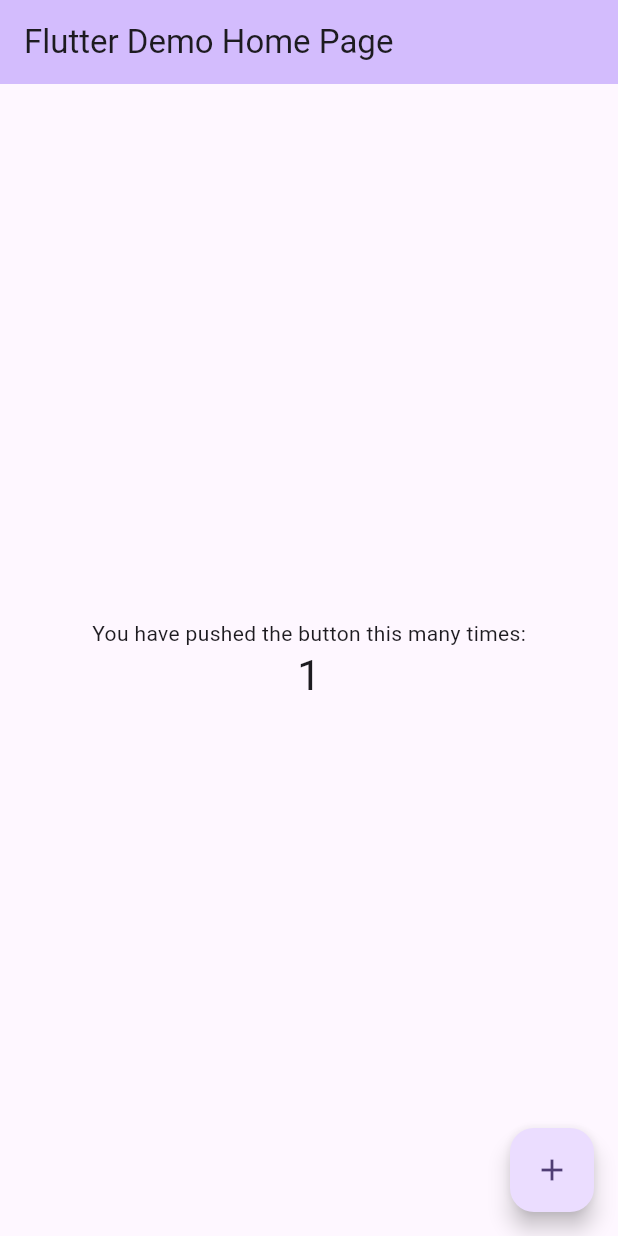
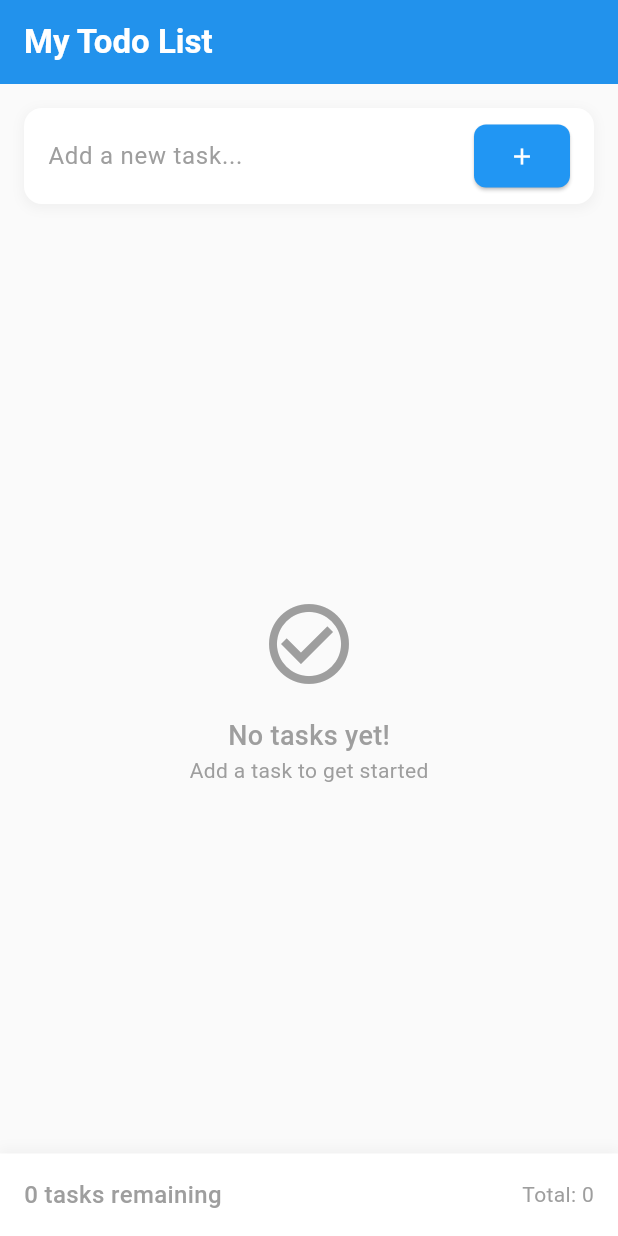
Before and after one commit to ai77a2z/flutter-todo-app, a Flutter app: the screen it shows after launch, after a tap on the "add" icon, on a phone screen of 412 x 824 dp. Run offline on Flutter 3.47's test engine with Material 3 defaults, Android fonts, the phone set to English and light mode, and no system bars; our stand-ins replace shared_preferences.

Commit message:
Complete todo app implementation with persistence
- Implement full todo app UI based on design
- Add Task model with JSON serialization
- Complete CRUD functionality (add, toggle, delete)
- Add SharedPreferences for data persistence
- Modern Material Design 3 UI with shadows and animations
- Task counter and completion status
- Beautiful empty state when no tasks

```diff
--- a/lib/main.dart
+++ b/lib/main.dart
@@ -1,122 +1,297 @@
 import 'package:flutter/material.dart';
+import 'package:shared_preferences/shared_preferences.dart';
+import 'dart:convert';
 
 void main() {
-  runApp(const MyApp());
+  runApp(const TodoApp());
 }
 
-class MyApp extends StatelessWidget {
-  const MyApp({super.key});
+class TodoApp extends StatelessWidget {
+  const TodoApp({super.key});
 
-  // This widget is the root of your application.
   @override
   Widget build(BuildContext context) {
     return MaterialApp(
-      title: 'Flutter Demo',
+      title: 'My Todo App',
       theme: ThemeData(
-        // This is the theme of your application.
-        //
-        // TRY THIS: Try running your application with "flutter run". You'll see
-        // the application has a purple toolbar. Then, without quitting the app,
-        // try changing the seedColor in the colorScheme below to Colors.green
-        // and then invoke "hot reload" (save your changes or press the "hot
-        // reload" button in a Flutter-supported IDE, or press "r" if you used
-        // the command line to start the app).
-        //
-        // Notice that the counter didn't reset back to zero; the application
-        // state is not lost during the reload. To reset the state, use hot
-        // restart instead.
-        //
-        // This works for code too, not just values: Most code changes can be
-        // tested with just a hot reload.
-        colorScheme: ColorScheme.fromSeed(seedColor: Colors.deepPurple),
+        colorScheme: ColorScheme.fromSeed(seedColor: Colors.blue),
+        useMaterial3: true,
       ),
-      home: const MyHomePage(title: 'Flutter Demo Home Page'),
+      home: const TodoHomePage(),
     );
   }
 }
 
-class MyHomePage extends StatefulWidget {
-  const MyHomePage({super.key, required this.title});
+// Task model
+class Task {
+  String title;
+  bool isCompleted;
 
-  // This widget is the home page of your application. It is stateful, meaning
-  // that it has a State object (defined below) that contains fields that affect
-  // how it looks.
+  Task({required this.title, this.isCompleted = false});
 
-  // This class is the configuration for the state. It holds the values (in this
-  // case the title) provided by the parent (in this case the App widget) and
-  // used by the build method of the State. Fields in a Widget subclass are
-  // always marked "final".
+  // Convert Task to JSON
+  Map<String, dynamic> toJson() {
+    return {
+      'title': title,
+      'isCompleted': isCompleted,
+    };
+  }
 
-  final String title;
+  // Create Task from JSON
+  factory Task.fromJson(Map<String, dynamic> json) {
+    return Task(
+      title: json['title'],
+      isCompleted: json['isCompleted'],
+    );
+  }
+}
+
+class TodoHomePage extends StatefulWidget {
+  const TodoHomePage({super.key});
 
   @override
-  State<MyHomePage> createState() => _MyHomePageState();
+  State<TodoHomePage> createState() => _TodoHomePageState();
 }
 
-class _MyHomePageState extends State<MyHomePage> {
-  int _counter = 0;
+class _TodoHomePageState extends State<TodoHomePage> {
+  final TextEditingController _taskController = TextEditingController();
+  final List<Task> _tasks = [];
 
-  void _incrementCounter() {
+  @override
+  void initState() {
+    super.initState();
+    _loadTasks();
+  }
+
+  // Load tasks from SharedPreferences
+  Future<void> _loadTasks() async {
+    final prefs = await SharedPreferences.getInstance();
+    final tasksJson = prefs.getString('tasks');
+    if (tasksJson != null) {
+      final List<dynamic> tasksList = json.decode(tasksJson);
       setState(() {
-      // This call to setState tells the Flutter framework that something has
-      // changed in this State, which causes it to rerun the build method below
-      // so that the display can reflect the updated values. If we changed
-      // _counter without calling setState(), then the build method would not be
-      // called again, and so nothing would appear to happen.
-      _counter++;
+        _tasks.clear();
+        _tasks.addAll(tasksList.map((json) => Task.fromJson(json)).toList());
       });
     }
+  }
+
+  // Save tasks to SharedPreferences
+  Future<void> _saveTasks() async {
+    final prefs = await SharedPreferences.getInstance();
+    final tasksJson = json.encode(_tasks.map((task) => task.toJson()).toList());
+    await prefs.setString('tasks', tasksJson);
+  }
+
+  void _addTask() {
+    if (_taskController.text.trim().isNotEmpty) {
+      setState(() {
+        _tasks.add(Task(title: _taskController.text.trim()));
+        _taskController.clear();
+      });
+      _saveTasks();
+    }
+  }
+
+  void _toggleTask(int index) {
+    setState(() {
+      _tasks[index].isCompleted = !_tasks[index].isCompleted;
+    });
+    _saveTasks();
+  }
+
+  void _deleteTask(int index) {
+    setState(() {
+      _tasks.removeAt(index);
+    });
+    _saveTasks();
+  }
+
+  int get _remainingTasks => _tasks.where((task) => !task.isCompleted).length;
 
   @override
   Widget build(BuildContext context) {
-    // This method is rerun every time setState is called, for instance as done
-    // by the _incrementCounter method above.
-    //
-    // The Flutter framework has been optimized to make rerunning build methods
-    // fast, so that you can just rebuild anything that needs updating rather
-    // than having to individually change instances of widgets.
     return Scaffold(
+      backgroundColor: Colors.grey[50],
       appBar: AppBar(
-        // TRY THIS: Try changing the color here to a specific color (to
-        // Colors.amber, perhaps?) and trigger a hot reload to see the AppBar
-        // change color while the other colors stay the same.
-        backgroundColor: Theme.of(context).colorScheme.inversePrimary,
-        // Here we take the value from the MyHomePage object that was created by
-        // the App.build method, and use it to set our appbar title.
-        title: Text(widget.title),
+        title: const Text(
+          'My Todo List',
+          style: TextStyle(fontWeight: FontWeight.bold),
         ),
-      body: Center(
-        // Center is a layout widget. It takes a single child and positions it
-        // in the middle of the parent.
-        child: Column(
-          // Column is also a layout widget. It takes a list of children and
-          // arranges them vertically. By default, it sizes itself to fit its
-          // children horizontally, and tries to be as tall as its parent.
-          //
-          // Column has various properties to control how it sizes itself and
-          // how it positions its children. Here we use mainAxisAlignment to
-          // center the children vertically; the main axis here is the vertical
-          // axis because Columns are vertical (the cross axis would be
-          // horizontal).
-          //
-          // TRY THIS: Invoke "debug painting" (choose the "Toggle Debug Paint"
-          // action in the IDE, or press "p" in the console), to see the
-          // wireframe for each widget.
-          mainAxisAlignment: MainAxisAlignment.center,
-          children: <Widget>[
-            const Text('You have pushed the button this many times:'),
-            Text(
-              '$_counter',
-              style: Theme.of(context).textTheme.headlineMedium,
+        backgroundColor: Colors.blue,
+        foregroundColor: Colors.white,
+        elevation: 2,
+      ),
+      body: Column(
+        children: [
+          // Input Section
+          Container(
+            margin: const EdgeInsets.all(16),
+            padding: const EdgeInsets.symmetric(horizontal: 16, vertical: 8),
+            decoration: BoxDecoration(
+              color: Colors.white,
+              borderRadius: BorderRadius.circular(12),
+              boxShadow: [
+                BoxShadow(
+                  color: Colors.grey.withOpacity(0.1),
+                  spreadRadius: 1,
+                  blurRadius: 6,
+                  offset: const Offset(0, 2),
+                ),
+              ],
+            ),
+            child: Row(
+              children: [
+                Expanded(
+                  child: TextField(
+                    controller: _taskController,
+                    decoration: const InputDecoration(
+                      hintText: 'Add a new task...',
+                      border: InputBorder.none,
+                      hintStyle: TextStyle(color: Colors.grey),
+                    ),
+                    onSubmitted: (_) => _addTask(),
+                  ),
+                ),
+                const SizedBox(width: 8),
+                ElevatedButton(
+                  onPressed: _addTask,
+                  style: ElevatedButton.styleFrom(
+                    backgroundColor: Colors.blue,
+                    foregroundColor: Colors.white,
+                    shape: RoundedRectangleBorder(
+                      borderRadius: BorderRadius.circular(8),
+                    ),
+                    padding: const EdgeInsets.symmetric(horizontal: 20, vertical: 12),
+                  ),
+                  child: const Icon(Icons.add),
                 ),
               ],
             ),
           ),
-      floatingActionButton: FloatingActionButton(
-        onPressed: _incrementCounter,
-        tooltip: 'Increment',
-        child: const Icon(Icons.add),
-      ), // This trailing comma makes auto-formatting nicer for build methods.
+
+          // Task List Section
+          Expanded(
+            child: _tasks.isEmpty
+                ? const Center(
+                    child: Column(
+                      mainAxisAlignment: MainAxisAlignment.center,
+                      children: [
+                        Icon(
+                          Icons.check_circle_outline,
+                          size: 64,
+                          color: Colors.grey,
+                        ),
+                        SizedBox(height: 16),
+                        Text(
+                          'No tasks yet!',
+                          style: TextStyle(
+                            fontSize: 18,
+                            color: Colors.grey,
+                            fontWeight: FontWeight.w500,
+                          ),
+                        ),
+                        Text(
+                          'Add a task to get started',
+                          style: TextStyle(
+                            fontSize: 14,
+                            color: Colors.grey,
+                          ),
+                        ),
+                      ],
+                    ),
+                  )
+                : ListView.builder(
+                    padding: const EdgeInsets.symmetric(horizontal: 16),
+                    itemCount: _tasks.length,
+                    itemBuilder: (context, index) {
+                      final task = _tasks[index];
+                      return Container(
+                        margin: const EdgeInsets.only(bottom: 8),
+                        decoration: BoxDecoration(
+                          color: Colors.white,
+                          borderRadius: BorderRadius.circular(8),
+                          boxShadow: [
+                            BoxShadow(
+                              color: Colors.grey.withOpacity(0.1),
+                              spreadRadius: 1,
+                              blurRadius: 4,
+                              offset: const Offset(0, 1),
+                            ),
+                          ],
+                        ),
+                        child: ListTile(
+                          leading: Checkbox(
+                            value: task.isCompleted,
+                            onChanged: (_) => _toggleTask(index),
+                            activeColor: Colors.green,
+                          ),
+                          title: Text(
+                            task.title,
+                            style: TextStyle(
+                              decoration: task.isCompleted
+                                  ? TextDecoration.lineThrough
+                                  : TextDecoration.none,
+                              color: task.isCompleted
+                                  ? Colors.grey
+                                  : Colors.black87,
+                              fontSize: 16,
+                            ),
+                          ),
+                          trailing: IconButton(
+                            icon: const Icon(Icons.delete_outline),
+                            color: Colors.red,
+                            onPressed: () => _deleteTask(index),
+                          ),
+                        ),
+                      );
+                    },
+                  ),
+          ),
+
+          // Bottom Stats Section
+          Container(
+            padding: const EdgeInsets.all(16),
+            decoration: BoxDecoration(
+              color: Colors.white,
+              boxShadow: [
+                BoxShadow(
+                  color: Colors.grey.withOpacity(0.1),
+                  spreadRadius: 1,
+                  blurRadius: 6,
+                  offset: const Offset(0, -2),
+                ),
+              ],
+            ),
+            child: Row(
+              mainAxisAlignment: MainAxisAlignment.spaceBetween,
+              children: [
+                Text(
+                  '$_remainingTasks tasks remaining',
+                  style: const TextStyle(
+                    fontSize: 16,
+                    fontWeight: FontWeight.w500,
+                    color: Colors.grey,
+                  ),
+                ),
+                Text(
+                  'Total: ${_tasks.length}',
+                  style: const TextStyle(
+                    fontSize: 14,
+                    color: Colors.grey,
+                  ),
+                ),
+              ],
+            ),
+          ),
+        ],
+      ),
     );
   }
+
+  @override
+  void dispose() {
+    _taskController.dispose();
+    super.dispose();
   }
+}
--- a/pubspec.yaml
+++ b/pubspec.yaml
@@ -34,6 +34,7 @@ dependencies:
   # The following adds the Cupertino Icons font to your application.
   # Use with the CupertinoIcons class for iOS style icons.
   cupertino_icons: ^1.0.8
+  shared_preferences: ^2.2.2
 
 dev_dependencies:
   flutter_test:
```
Also changed, not shown: pubspec.lock, 7 other files. Lines whose indentation alone changed are shown as unchanged.
